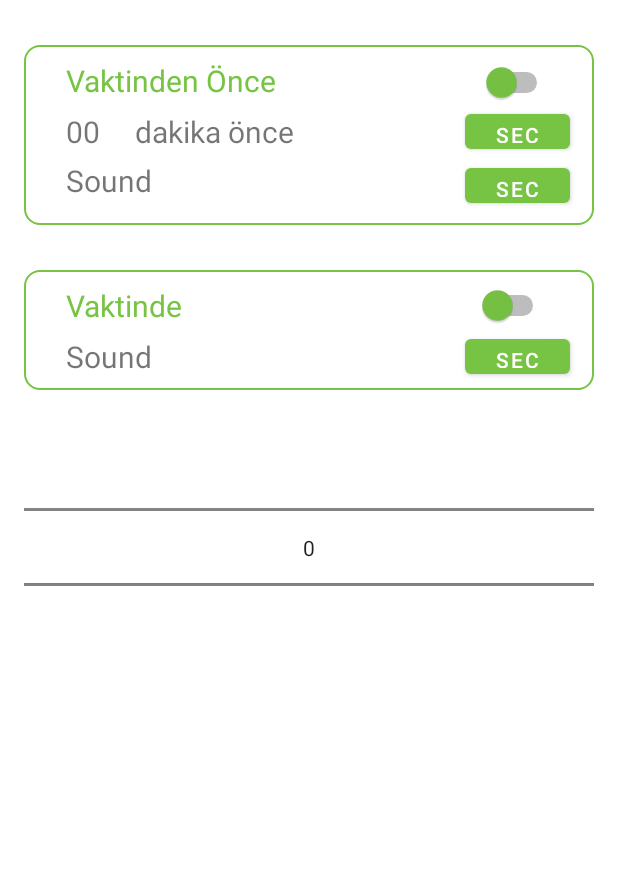
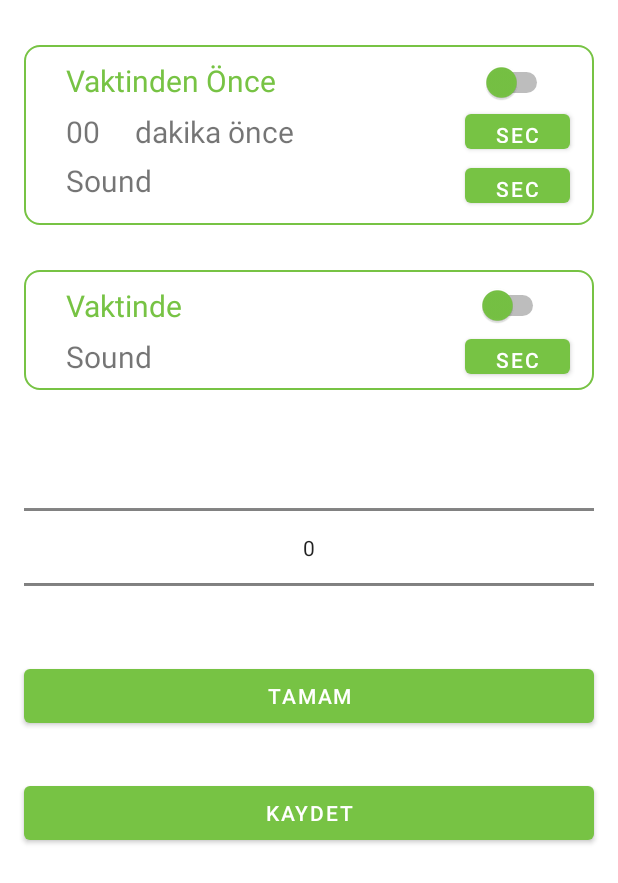
Before and after one commit to FatihKilic1905/MuminAppAndroidGttHubProject, an Android app: the layout activity_sound_settings_detail.xml on its own in the app's theme, with its tools: preview values and no code run, on a phone screen of 412 x 824 dp. Shown: the top 883 px of the screen. Run offline under Robolectric (Android 15) with nearby library versions, the phone set to English and light mode, and no system bars.

Commit message:
16112021-1243

```diff
--- a/app/src/main/java/com/fatihkilic/muminappandroid/EzanSoundList.java
+++ b/app/src/main/java/com/fatihkilic/muminappandroid/Ayarlar/EzanSoundList.java
@@ -1,4 +1,4 @@
-package com.fatihkilic.muminappandroid;
+package com.fatihkilic.muminappandroid.Ayarlar;
 
 import java.util.ArrayList;
 
@@ -15,6 +15,8 @@ public class EzanSoundList {
     }
 
     public static void initEzanSound() {
+
+        EzanSoundListArray = new ArrayList<>();
 
         EzanSoundList ezan1 = new EzanSoundList(0, "Kuş Sesi");
         EzanSoundListArray.add(ezan1);
@@ -40,6 +42,8 @@ public class EzanSoundList {
             names[i] = EzanSoundListArray.get(i).soundName;
 
         }
+
+        return names;
     }
 
     public int getId() {
--- a/app/src/main/res/layout/activity_sound_settings_detail.xml
+++ b/app/src/main/res/layout/activity_sound_settings_detail.xml
@@ -161,4 +161,24 @@ android:thumbTint="@color/muminAppGreen"         app:layout_constraintStart_toEn
 
     ></NumberPicker>
 
+    <Button
+        android:id="@+id/secimiTamamlaButton"
+        android:layout_width="380dp"
+        android:layout_height="wrap_content"
+        android:text="Tamam"
+        android:layout_gravity="center"
+        app:layout_constraintEnd_toEndOf="parent"
+        app:layout_constraintStart_toStartOf="parent" />
+
+
+    <Button
+        android:id="@+id/kaydetButton"
+        android:layout_width="380dp"
+        android:layout_height="wrap_content"
+        android:text="Kaydet"
+        android:layout_gravity="center"
+        android:layout_marginTop="30dp"
+        app:layout_constraintEnd_toEndOf="parent"
+        app:layout_constraintStart_toStartOf="parent" />
+
 </LinearLayout>
```
Also changed, not shown: app/src/main/java/com/fatihkilic/muminappandroid/Ayarlar/SoundSettingsDetailActivity.java (+71 -6 lines), app/src/main/java/com/fatihkilic/muminappandroid/MainActivity.java (+7 -0 lines), app/src/main/java/com/fatihkilic/muminappandroid/ui/mumin/muminFragment.java (+9 -0 lines).
